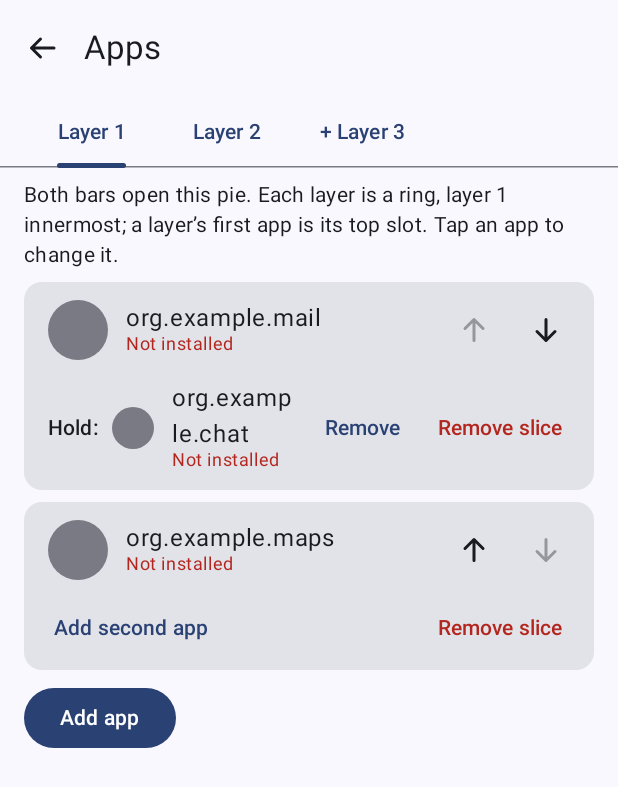
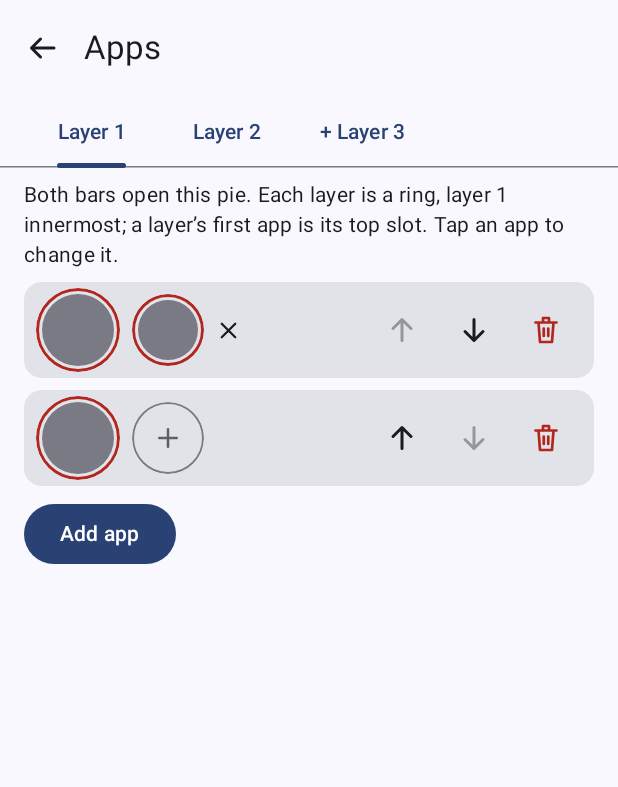
Before and after one commit to JohnChristianCastillo/fanlet, an Android app built with Jetpack Compose: the @Preview function AppsScreenPreview, on a phone screen of 412 x 824 dp. Shown: the top 787 px of the screen. Run offline under Robolectric (Android 15) with nearby library versions, the phone set to English and light mode, and no system bars.

Commit message:
Compact app slots and restart the edge bars after reboot
Each pie entry is one row of icons: the main app, then the second app
with a button to remove it, or an empty slot to add one. In the pie the
main app now sits on the outer part of its slot and the second app on
the inner part.

The edge bars come back after a reboot or an app update if they were on
(new RECEIVE_BOOT_COMPLETED permission), and the service is sticky so
Android restarts it after killing the process. If Android refuses a
background start, a notification offers a one-tap restart.

```diff
--- a/app/build.gradle.kts
+++ b/app/build.gradle.kts
@@ -70,6 +70,8 @@ val permissionAllowlist = listOf(
     "android.permission.FOREGROUND_SERVICE_SPECIAL_USE",
     "android.permission.POST_NOTIFICATIONS",
     "android.permission.VIBRATE",
+    // Restart the edge bars after a reboot (StartupReceiver).
+    "android.permission.RECEIVE_BOOT_COMPLETED",
 )
 
 // Rejected even if someone adds them to the allowlist above.
--- a/app/src/main/java/dev/johncastles/fanlet/ui/AppsScreen.kt
+++ b/app/src/main/java/dev/johncastles/fanlet/ui/AppsScreen.kt
@@ -1,8 +1,16 @@
 package dev.johncastles.fanlet.ui
 
+import androidx.compose.foundation.BorderStroke
+import androidx.compose.foundation.border
 import androidx.compose.foundation.clickable
 import androidx.compose.foundation.layout.Arrangement
+import androidx.compose.foundation.layout.Box
 import androidx.compose.foundation.layout.Column
+import androidx.compose.foundation.layout.size
+import androidx.compose.foundation.shape.CircleShape
+import androidx.compose.ui.draw.clip
+import androidx.compose.ui.semantics.contentDescription
+import androidx.compose.ui.semantics.semantics
 import androidx.compose.foundation.pager.HorizontalPager
 import androidx.compose.foundation.pager.rememberPagerState
 import androidx.compose.runtime.LaunchedEffect
@@ -20,7 +28,6 @@ import androidx.compose.foundation.layout.width
 import androidx.compose.foundation.rememberScrollState
 import androidx.compose.foundation.verticalScroll
 import androidx.compose.material3.Button
-import androidx.compose.material3.ButtonDefaults
 import androidx.compose.material3.Card
 import androidx.compose.material3.ExperimentalMaterial3Api
 import androidx.compose.material3.Icon
@@ -28,7 +35,6 @@ import androidx.compose.material3.IconButton
 import androidx.compose.material3.MaterialTheme
 import androidx.compose.material3.Scaffold
 import androidx.compose.material3.Text
-import androidx.compose.material3.TextButton
 import androidx.compose.material3.TopAppBar
 import androidx.compose.runtime.Composable
 import androidx.compose.ui.Alignment
@@ -200,74 +206,79 @@ private fun SliceCard(
     onMoveDown: () -> Unit,
     onRemove: () -> Unit,
 ) {
+    // One compact row per entry: | main icon | second icon + X | ... reorder / remove.
+    // Icons only; the app name is the tap label for screen readers.
     Card(modifier = Modifier.fillMaxWidth()) {
-        Column(modifier = Modifier.padding(horizontal = 8.dp, vertical = 4.dp)) {
-            Row(verticalAlignment = Alignment.CenterVertically) {
-                AppEntry(
-                    packageName = slice.primaryPackage,
-                    iconSize = 40.dp,
-                    onClick = onChangePrimary,
-                    modifier = Modifier.weight(1f),
+        Row(
+            modifier = Modifier.padding(horizontal = 8.dp, vertical = 4.dp),
+            verticalAlignment = Alignment.CenterVertically,
+        ) {
+            SlotIcon(packageName = slice.primaryPackage, size = 48.dp, onClick = onChangePrimary)
+            Spacer(modifier = Modifier.width(8.dp))
+            SlotIcon(packageName = slice.secondaryPackage, size = 40.dp, onClick = onChooseSecondary)
+            if (slice.secondaryPackage != null) {
+                IconButton(onClick = onRemoveSecondary, modifier = Modifier.size(32.dp)) {
+                    Icon(
+                        painter = painterResource(R.drawable.ic_close),
+                        contentDescription = stringResource(R.string.action_clear),
+                        modifier = Modifier.size(18.dp),
                     )
+                }
+            }
+            Spacer(modifier = Modifier.weight(1f))
             IconButton(onClick = onMoveUp, enabled = canMoveUp) {
                 Icon(painterResource(R.drawable.ic_arrow_up), stringResource(R.string.action_move_up))
             }
             IconButton(onClick = onMoveDown, enabled = canMoveDown) {
                 Icon(painterResource(R.drawable.ic_arrow_down), stringResource(R.string.action_move_down))
             }
-            }
-
-            val secondary = slice.secondaryPackage
-            Row(verticalAlignment = Alignment.CenterVertically) {
-                if (secondary != null) {
-                    Text(
-                        text = stringResource(R.string.secondary_label),
-                        style = MaterialTheme.typography.labelLarge,
-                        modifier = Modifier.padding(start = 8.dp),
+            IconButton(onClick = onRemove) {
+                Icon(
+                    painter = painterResource(R.drawable.ic_delete),
+                    contentDescription = stringResource(R.string.action_remove_slice),
+                    tint = MaterialTheme.colorScheme.error,
                 )
-                    AppEntry(
-                        packageName = secondary,
-                        iconSize = 28.dp,
-                        onClick = onChooseSecondary,
-                        modifier = Modifier.weight(1f),
-                    )
-                    TextButton(onClick = onRemoveSecondary) { Text(stringResource(R.string.action_remove)) }
-                } else {
-                    TextButton(onClick = onChooseSecondary) { Text(stringResource(R.string.action_add_secondary)) }
-                    Spacer(modifier = Modifier.weight(1f))
-                }
-                TextButton(
-                    onClick = onRemove,
-                    colors = ButtonDefaults.textButtonColors(contentColor = MaterialTheme.colorScheme.error),
-                ) {
-                    Text(stringResource(R.string.action_remove_slice))
-                }
             }
         }
     }
 }
 
-/** An app's icon and name; marks apps that are no longer installed. Tapping changes the app. */
+/**
+ * One app slot as a tappable icon: the app's icon, a "+" in an empty slot, or the icon
+ * in a red frame when the app is no longer installed. Tapping picks or changes the app.
+ */
 @Composable
-private fun AppEntry(packageName: String, iconSize: Dp, onClick: () -> Unit, modifier: Modifier = Modifier) {
-    val lookup = rememberAppLookup(packageName)
-    Row(
-        modifier = modifier
+private fun SlotIcon(packageName: String?, size: Dp, onClick: () -> Unit) {
+    val lookup = if (packageName != null) rememberAppLookup(packageName) else null
+    val description = when {
+        packageName == null -> stringResource(R.string.action_add_secondary)
+        lookup == AppLookup.Missing -> stringResource(R.string.app_not_installed)
+        lookup != null -> appLabel(lookup, packageName)
+        else -> packageName
+    }
+    val frame = when {
+        lookup == AppLookup.Missing -> BorderStroke(2.dp, MaterialTheme.colorScheme.error)
+        packageName == null -> BorderStroke(1.dp, MaterialTheme.colorScheme.outlineVariant)
+        else -> null
+    }
+    Box(
+        modifier = Modifier
+            .size(size + 8.dp)
+            .clip(CircleShape)
+            .then(if (frame != null) Modifier.border(frame, CircleShape) else Modifier)
             .clickable(onClickLabel = stringResource(R.string.action_change_app), onClick = onClick)
-            .padding(vertical = 8.dp, horizontal = 8.dp),
-        verticalAlignment = Alignment.CenterVertically,
+            .semantics { contentDescription = description },
+        contentAlignment = Alignment.Center,
     ) {
-        AppIcon(lookup = lookup, size = iconSize)
-        Spacer(modifier = Modifier.width(12.dp))
-        Column {
-            Text(text = appLabel(lookup, packageName), style = MaterialTheme.typography.bodyLarge)
-            if (lookup == AppLookup.Missing) {
-                Text(
-                    text = stringResource(R.string.app_not_installed),
-                    style = MaterialTheme.typography.bodySmall,
-                    color = MaterialTheme.colorScheme.error,
+        if (lookup != null) {
+            AppIcon(lookup = lookup, size = size)
+        } else {
+            Icon(
+                painter = painterResource(R.drawable.ic_add),
+                contentDescription = null,
+                tint = MaterialTheme.colorScheme.outline,
+                modifier = Modifier.size(size / 2),
             )
-            }
         }
     }
 }
--- /dev/null
+++ b/app/src/main/res/drawable/ic_add.xml
@@ -0,0 +1,12 @@
+<?xml version="1.0" encoding="utf-8"?>
+<vector xmlns:android="http://schemas.android.com/apk/res/android"
+    android:width="24dp"
+    android:height="24dp"
+    android:viewportWidth="24"
+    android:viewportHeight="24">
+    <path
+        android:pathData="M12,5 L12,19 M5,12 L19,12"
+        android:strokeWidth="2"
+        android:strokeColor="#FF000000"
+        android:strokeLineCap="round" />
+</vector>
--- /dev/null
+++ b/app/src/main/res/drawable/ic_close.xml
@@ -0,0 +1,12 @@
+<?xml version="1.0" encoding="utf-8"?>
+<vector xmlns:android="http://schemas.android.com/apk/res/android"
+    android:width="24dp"
+    android:height="24dp"
+    android:viewportWidth="24"
+    android:viewportHeight="24">
+    <path
+        android:pathData="M6,6 L18,18 M18,6 L6,18"
+        android:strokeWidth="2"
+        android:strokeColor="#FF000000"
+        android:strokeLineCap="round" />
+</vector>
--- /dev/null
+++ b/app/src/main/res/drawable/ic_delete.xml
@@ -0,0 +1,13 @@
+<?xml version="1.0" encoding="utf-8"?>
+<vector xmlns:android="http://schemas.android.com/apk/res/android"
+    android:width="24dp"
+    android:height="24dp"
+    android:viewportWidth="24"
+    android:viewportHeight="24">
+    <path
+        android:pathData="M5,7 L19,7 M10,7 L10,4 L14,4 L14,7 M7,7 L8,20 L16,20 L17,7 M10.5,11 L10.5,16 M13.5,11 L13.5,16"
+        android:strokeWidth="1.8"
+        android:strokeColor="#FF000000"
+        android:strokeLineCap="round"
+        android:strokeLineJoin="round" />
+</vector>
--- a/app/src/main/res/values/strings.xml
+++ b/app/src/main/res/values/strings.xml
@@ -51,9 +51,9 @@
     <string name="action_change_app">Change app</string>
     <string name="action_move_up">Move up</string>
     <string name="action_move_down">Move down</string>
-    <string name="action_remove_slice">Remove slice</string>
+    <string name="action_remove_slice">Remove this entry</string>
     <string name="action_add_secondary">Add second app</string>
-    <string name="secondary_label">Hold:</string>
+    <string name="action_clear">Remove second app</string>
 
     <!-- App picker -->
     <string name="picker_title">Choose app</string>
@@ -115,4 +115,6 @@
     <string name="notification_action_pause">Pause</string>
     <string name="notification_action_resume">Resume</string>
     <string name="notification_action_stop">Stop</string>
+    <string name="notification_restart_title">Edge bars are off</string>
+    <string name="notification_restart_text">Tap to turn them back on.</string>
 </resources>
```
Also changed, not shown: app/src/main/AndroidManifest.xml (+13 -0 lines), app/src/main/java/dev/johncastles/fanlet/MainActivity.kt (+3 -8 lines), app/src/main/java/dev/johncastles/fanlet/overlay/BarsWanted.kt (added, +22 -0 lines), app/src/main/java/dev/johncastles/fanlet/overlay/OverlayNotifications.kt (added, +65 -0 lines), app/src/main/java/dev/johncastles/fanlet/overlay/OverlayService.kt (+57 -22 lines), app/src/main/java/dev/johncastles/fanlet/overlay/PieView.kt (+16 -12 lines), app/src/main/java/dev/johncastles/fanlet/overlay/StartupDecision.kt (added, +15 -0 lines), app/src/main/java/dev/johncastles/fanlet/overlay/StartupReceiver.kt (added, +26 -0 lines), 2 other files. Lines whose indentation alone changed are shown as unchanged.
